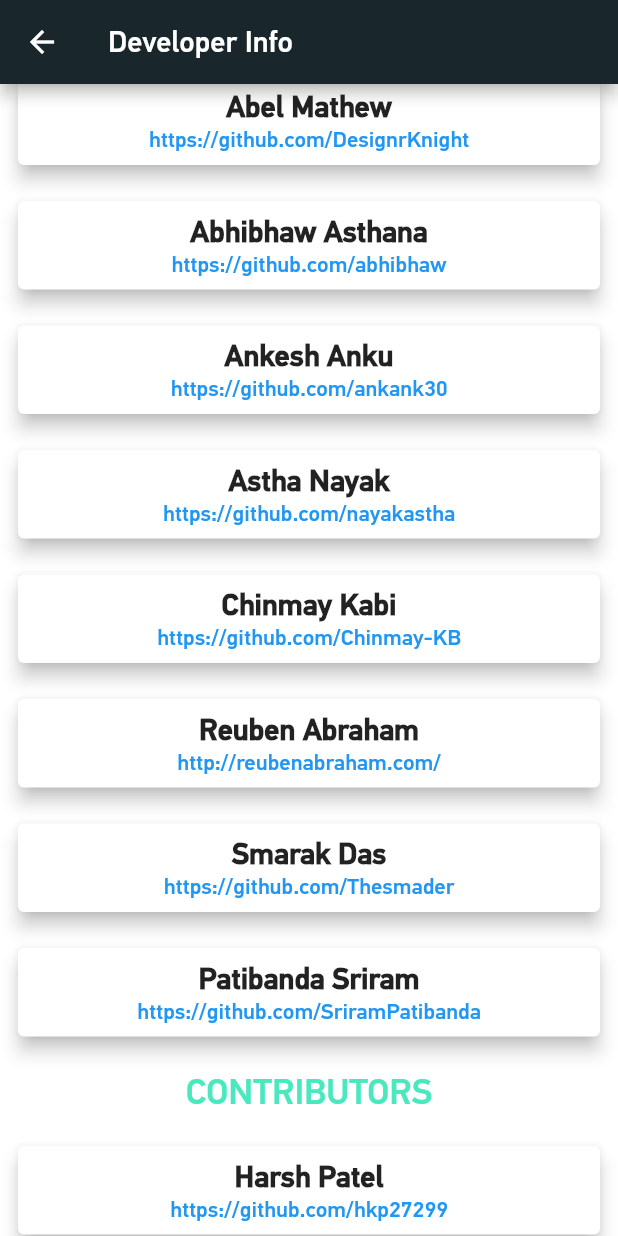
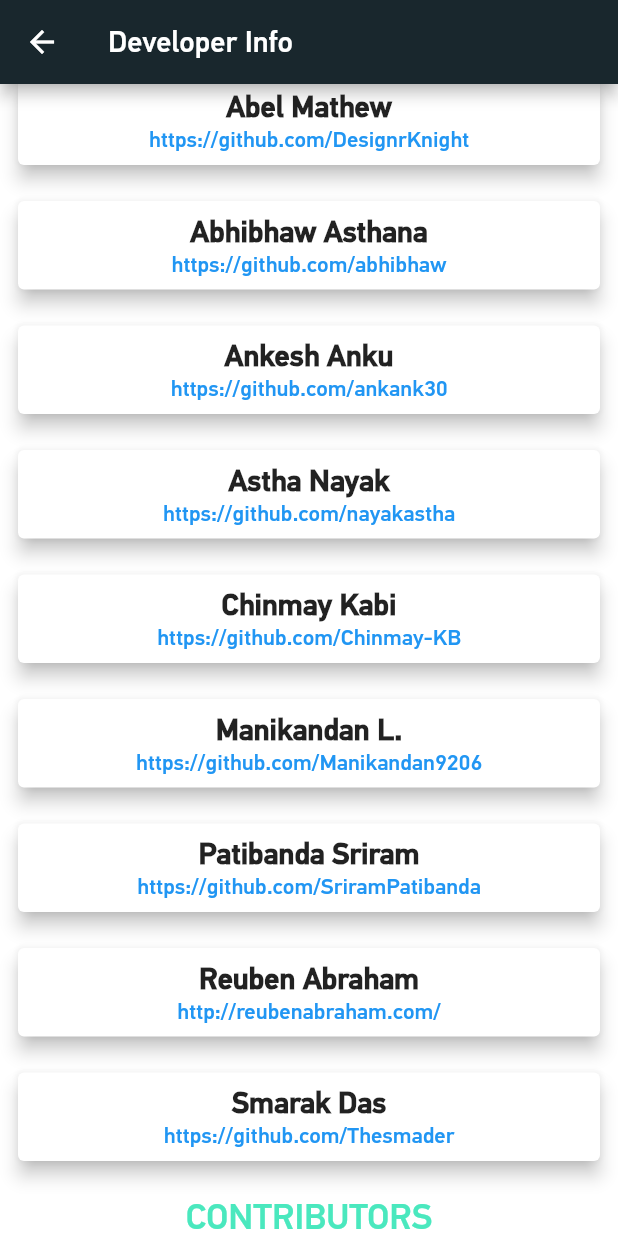
Before and after one commit to cmobiledev5/Institute-Counselling-mobile-app, a Flutter app: the DevInfo screen opened by its route, scrolled down 576 dp, on a phone screen of 412 x 824 dp. Run offline on Flutter 3.47's test engine with Material 2 defaults, Android fonts, the phone set to English and light mode, and no system bars; our stand-ins replace camera, cloud_firestore, connectivity, firebase_auth, firebase_crashlytics, firebase_database and 12 more; missing offline and left inert: flutter_webview_plugin, ndialog, rate_my_app; accounts and stored records are empty.

Commit message:
Added Mani as a contributer (#169)
Former-commit-id: d570a59755976e31838b3dbca606f3b63d4dec84

```diff
--- a/scp/lib/drawer_screens/dev_info.dart
+++ b/scp/lib/drawer_screens/dev_info.dart
@@ -85,12 +85,14 @@ class DevInfo extends StatelessWidget {
                     context, "Astha Nayak", "https://github.com/nayakastha"),
                 contactCard(
                     context, "Chinmay Kabi", "https://github.com/Chinmay-KB"),
+                contactCard(context, "Manikandan L.",
+                    "https://github.com/Manikandan9206"),
+                contactCard(context, "Patibanda Sriram ",
+                    "https://github.com/SriramPatibanda"),
                 contactCard(
                     context, "Reuben Abraham", "http://reubenabraham.com/"),
                 contactCard(
                     context, "Smarak Das", "https://github.com/Thesmader"),
-                contactCard(context, "Patibanda Sriram ",
-                    "https://github.com/SriramPatibanda"),
               ],
             ),
             Padding(
```
